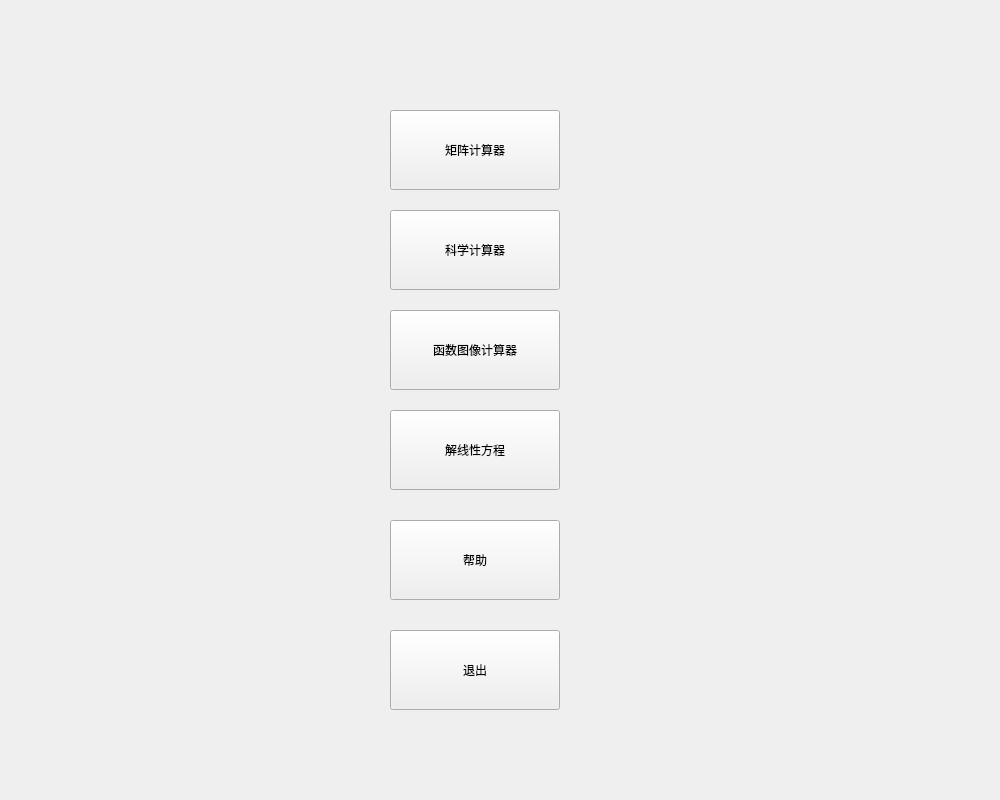
AhaLims/calculator, file caculator(with qt gui)/caculator(with qt gui)/main_window.ui: the form before one commit.
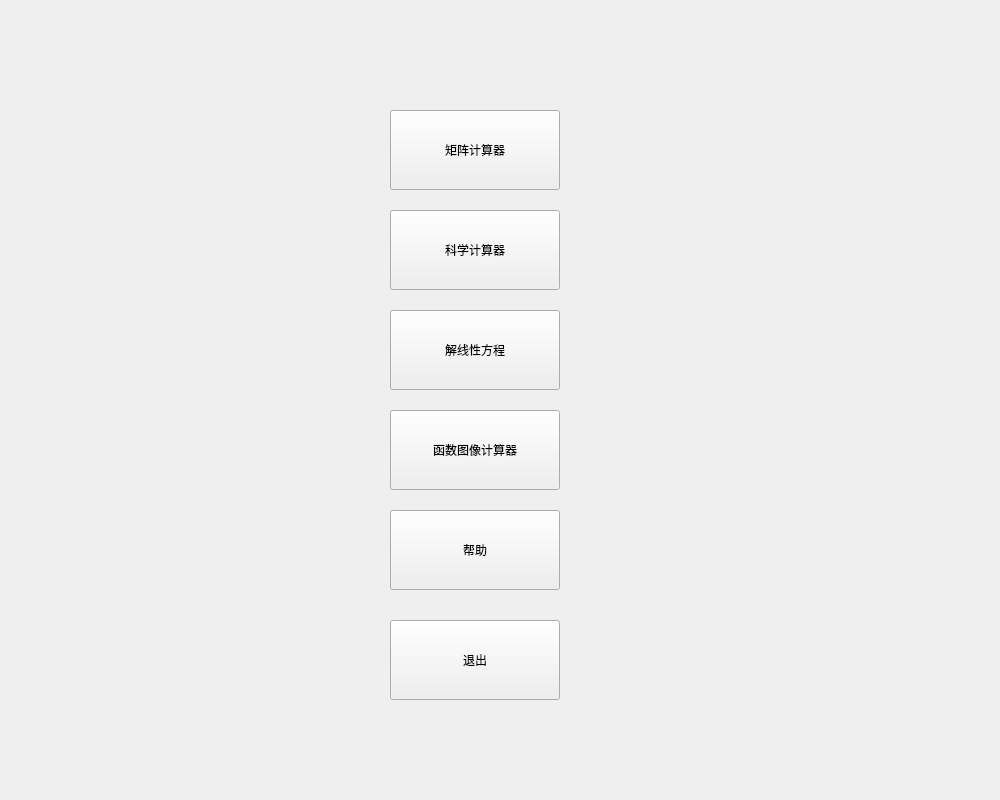
The form after the commit. Icons and pictures are not drawn.

```diff
--- a/caculator(with qt gui)/caculator(with qt gui)/main_window.ui
+++ b/caculator(with qt gui)/caculator(with qt gui)/main_window.ui
@@ -24,7 +24,7 @@
     <property name="geometry">
      <rect>
       <x>390</x>
-      <y>310</y>
+      <y>410</y>
       <width>170</width>
       <height>80</height>
      </rect>
@@ -43,7 +43,7 @@
     <property name="geometry">
      <rect>
       <x>390</x>
-      <y>520</y>
+      <y>510</y>
       <width>170</width>
       <height>80</height>
      </rect>
@@ -62,7 +62,7 @@
     <property name="geometry">
      <rect>
       <x>390</x>
-      <y>630</y>
+      <y>620</y>
       <width>170</width>
       <height>80</height>
      </rect>
@@ -119,7 +119,7 @@
     <property name="geometry">
      <rect>
       <x>390</x>
-      <y>410</y>
+      <y>310</y>
       <width>170</width>
       <height>80</height>
      </rect>
```
